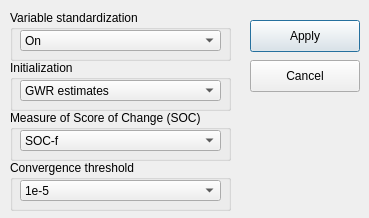
The window that resources/ui/advOptMGWR.ui (Ziqi-Li/MGWR-GUI) describes before a commit, drawn with Qt 5.
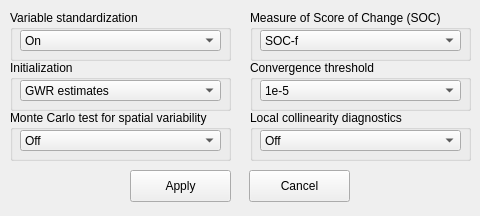
The same window after the commit.

```diff
--- a/resources/ui/advOptMGWR.ui
+++ b/resources/ui/advOptMGWR.ui
@@ -9,8 +9,8 @@
    <rect>
     <x>0</x>
     <y>0</y>
-    <width>369</width>
-    <height>218</height>
+    <width>480</width>
+    <height>216</height>
    </rect>
   </property>
   <property name="windowTitle">
@@ -22,8 +22,8 @@
   <widget class="QGroupBox" name="SOCBox">
    <property name="geometry">
     <rect>
-     <x>10</x>
-     <y>110</y>
+     <x>250</x>
+     <y>10</y>
      <width>221</width>
      <height>51</height>
     </rect>
@@ -83,22 +83,20 @@
       <string>OLS estimates</string>
      </property>
     </item>
-    <item>
-     <property name="text">
-      <string>None</string>
-     </property>
-    </item>
    </widget>
   </widget>
   <widget class="QPushButton" name="applyBTN">
    <property name="geometry">
     <rect>
-     <x>250</x>
-     <y>20</y>
-     <width>110</width>
+     <x>130</x>
+     <y>170</y>
+     <width>101</width>
      <height>32</height>
     </rect>
    </property>
+   <property name="focusPolicy">
+    <enum>Qt::NoFocus</enum>
+   </property>
    <property name="text">
     <string>Apply</string>
    </property>
@@ -106,12 +104,15 @@
   <widget class="QPushButton" name="cancelBTN">
    <property name="geometry">
     <rect>
-     <x>250</x>
-     <y>60</y>
-     <width>110</width>
+     <x>249</x>
+     <y>170</y>
+     <width>101</width>
      <height>32</height>
     </rect>
    </property>
+   <property name="focusPolicy">
+    <enum>Qt::NoFocus</enum>
+   </property>
    <property name="text">
     <string>Cancel</string>
    </property>
@@ -119,8 +120,8 @@
   <widget class="QGroupBox" name="groupBox_3">
    <property name="geometry">
     <rect>
-     <x>10</x>
-     <y>160</y>
+     <x>250</x>
+     <y>60</y>
      <width>221</width>
      <height>51</height>
     </rect>
@@ -182,6 +183,72 @@
     </item>
    </widget>
   </widget>
+  <widget class="QGroupBox" name="groupBox_4">
+   <property name="geometry">
+    <rect>
+     <x>10</x>
+     <y>110</y>
+     <width>221</width>
+     <height>51</height>
+    </rect>
+   </property>
+   <property name="title">
+    <string>Monte Carlo test for spatial variability</string>
+   </property>
+   <widget class="QComboBox" name="mcComboBox">
+    <property name="geometry">
+     <rect>
+      <x>10</x>
+      <y>20</y>
+      <width>201</width>
+      <height>21</height>
+     </rect>
+    </property>
+    <item>
+     <property name="text">
+      <string>Off</string>
+     </property>
+    </item>
+    <item>
+     <property name="text">
+      <string>On (Very Slow)</string>
+     </property>
+    </item>
+   </widget>
+  </widget>
+  <widget class="QGroupBox" name="groupBox_5">
+   <property name="geometry">
+    <rect>
+     <x>250</x>
+     <y>110</y>
+     <width>221</width>
+     <height>51</height>
+    </rect>
+   </property>
+   <property name="title">
+    <string>Local collinearity diagnostics</string>
+   </property>
+   <widget class="QComboBox" name="locollinearComboBox">
+    <property name="geometry">
+     <rect>
+      <x>10</x>
+      <y>20</y>
+      <width>201</width>
+      <height>21</height>
+     </rect>
+    </property>
+    <item>
+     <property name="text">
+      <string>Off</string>
+     </property>
+    </item>
+    <item>
+     <property name="text">
+      <string>On</string>
+     </property>
+    </item>
+   </widget>
+  </widget>
  </widget>
  <resources/>
  <connections/>
```
